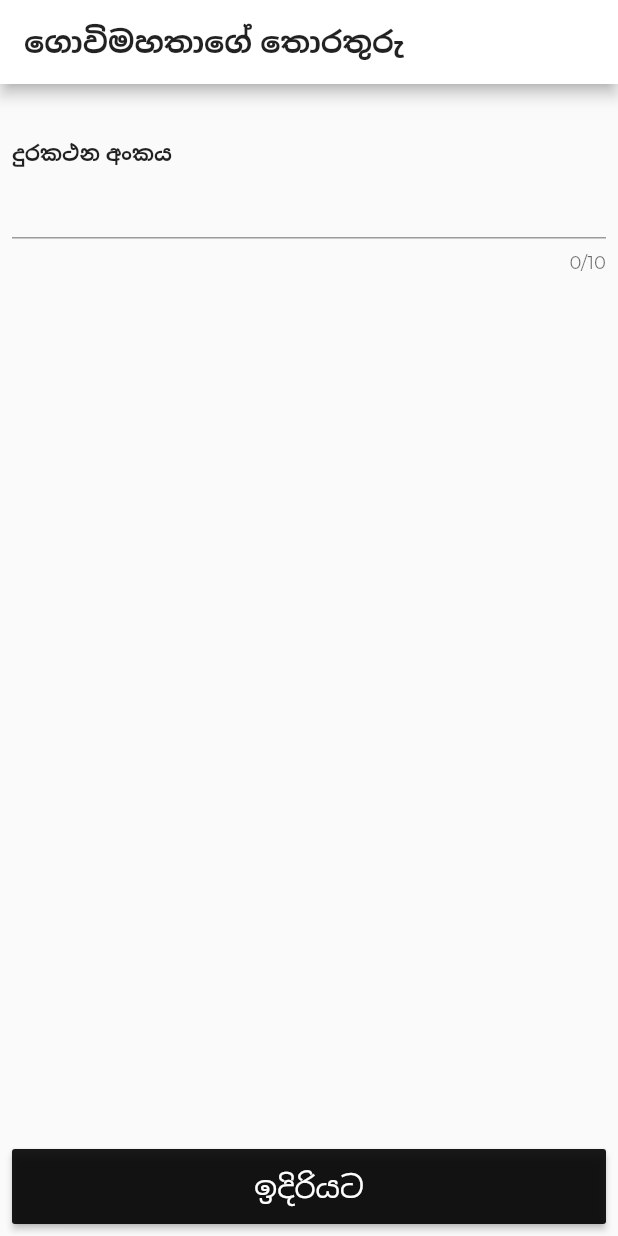
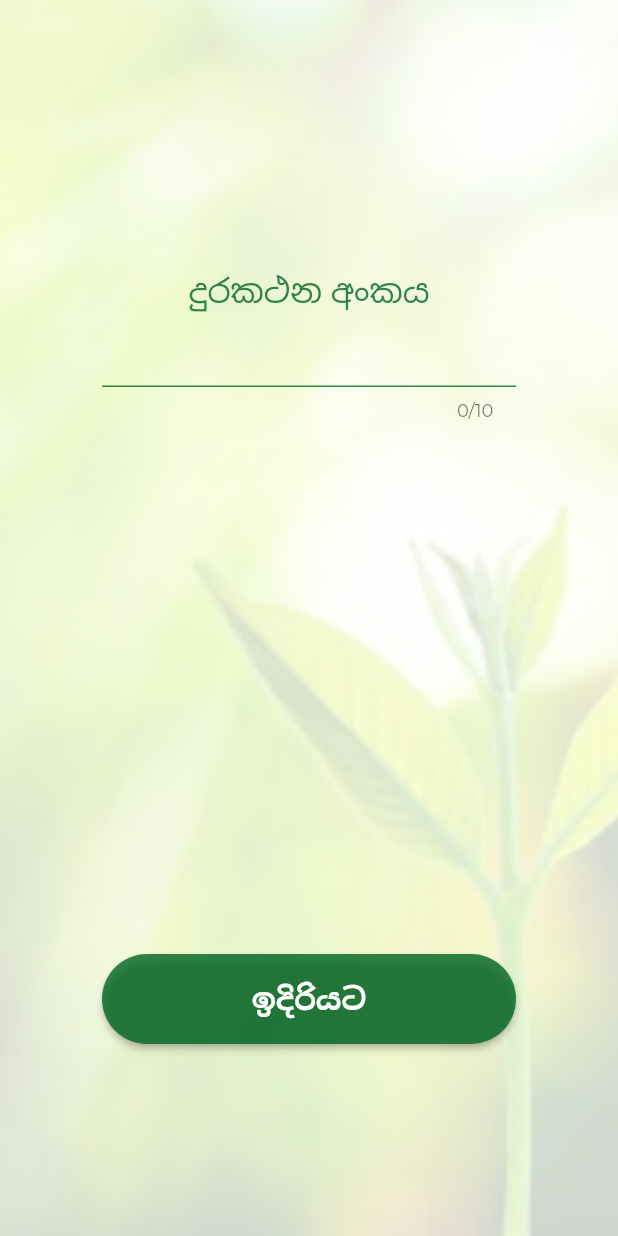
Before and after one commit to chamithchathuka/goviwiruvo_app, a Flutter app: the screen it shows after launch, on a phone screen of 412 x 824 dp. Run offline on Flutter 3.47's test engine with Material 2 defaults, Android fonts, the phone set to English and light mode, and no system bars; our stand-ins replace auto_size_text, firebase_auth, location, modal_progress_hud, rflutter_alert, shared_preferences and 1 more; accounts and stored records are empty.

Commit message:
ui changes

```diff
--- a/lib/myglobals.dart
+++ b/lib/myglobals.dart
@@ -19,8 +19,8 @@ class MyGlobals {
   static const HOME_PAGE_NAME = "Security Settings";
 
   static final List<String> USER_ROLES = <String>[
-    "Farmer",
-    "Coodinator",
+    "ගොවිමහතා",
+    "සම්බන්දිකරණ නිළදාරී",
 //  "Trial Calculation",
 //  "Credit Approval",
   ];
--- a/lib/screens/lognscreen.dart
+++ b/lib/screens/lognscreen.dart
@@ -83,15 +83,18 @@ class _LoginScreenState extends State<LoginScreen> {
 
 
   contactnumber(BuildContext context) => Padding(
-    padding: const EdgeInsets.only(top: 8),
+    padding: const EdgeInsets.only(top: 150,left: 60,right: 60),
     child: Column(
       mainAxisAlignment: MainAxisAlignment.spaceEvenly,
       children: [
         Align(
-            alignment: Alignment.topLeft,
+            alignment: Alignment.center,
             child: Text(
               "දුරකථන අංකය",
-              style: TextStyle(fontWeight: FontWeight.bold),
+              style: TextStyle(
+                  fontSize: 22,
+                  color:Color.fromRGBO(0, 102, 34,0.8)
+              ),
               textAlign: TextAlign.center,
             )),
         Container(
@@ -99,6 +102,25 @@ class _LoginScreenState extends State<LoginScreen> {
             children: <Widget>[
               Expanded(
                 child: TextFormField(
+                  decoration:  new InputDecoration(
+//                    border: OutlineInputBorder(
+//
+//                        borderSide: BorderSide(color: Colors.white)
+//
+//                    )
+//                    ,
+                    enabledBorder: UnderlineInputBorder(
+                        borderSide: BorderSide(color: Color.fromRGBO(0, 102, 34,0.8))),
+                    focusedBorder: UnderlineInputBorder(
+                        borderSide: BorderSide(color: Color.fromRGBO(0, 102, 34,0.8))) ,
+              contentPadding:
+              EdgeInsets.only(left: 15, bottom: 10, top: 20, right: 15),
+              ),
+
+                  style: new TextStyle(
+                      color: Color.fromRGBO(0, 102, 34,0.8),
+                      decorationColor: Color.fromRGBO(0, 102, 34,0.8),//Font color change
+                   ),
                   validator: (value) {
                     if (value.isEmpty) {
                       return ('දුරකථන අංකය ඇතුලත්කරන්න');
@@ -135,15 +157,15 @@ class _LoginScreenState extends State<LoginScreen> {
   );
 
   verificationCode(BuildContext context) => Padding(
-    padding: const EdgeInsets.only(top: 8),
+    padding: EdgeInsets.only(top: 150,left: 60,right: 60),
     child: Column(
       mainAxisAlignment: MainAxisAlignment.spaceEvenly,
       children: [
         Align(
-            alignment: Alignment.topLeft,
+            alignment: Alignment.center,
             child: Text(
-              "Verification Code",
-              style: TextStyle(fontWeight: FontWeight.bold),
+              "තහවුරු කිරීමේ කේතය",
+              style: TextStyle(color:Color.fromRGBO(0, 102, 34,0.8),fontSize: 18),
               textAlign: TextAlign.left,
             )),
         Container(
@@ -151,12 +173,24 @@ class _LoginScreenState extends State<LoginScreen> {
             children: <Widget>[
               Expanded(
                 child: TextFormField(
+              decoration:  new InputDecoration(
+                              enabledBorder: UnderlineInputBorder(
+                              borderSide: BorderSide(color: Color.fromRGBO(0, 102, 34,0.8))),
+                              focusedBorder: UnderlineInputBorder(
+                                  borderSide: BorderSide(color: Color.fromRGBO(0, 102, 34,0.8))) ,
+                              contentPadding:
+                              EdgeInsets.only(left: 15, bottom: 10, top: 20, right: 15),
+                      ),
+                  style: new TextStyle(
+                    color: Color.fromRGBO(0, 102, 34,0.8),
+                    decorationColor: Color.fromRGBO(0, 102, 34,0.8),//Font color change
+                  ),
                   validator: (value) {
                     if (value.isEmpty) {
-                      return ('Enter OTP');
+                      return ('කේතය  ඇතුලත් කරන්න');
                     }
                     if (value.length!=6) {
-                      return ('OTP වැරදයි');
+                      return ('කේතය වැරදයි');
                     }
                   },inputFormatters: [
                   WhitelistingTextInputFormatter.digitsOnly
@@ -176,12 +210,14 @@ class _LoginScreenState extends State<LoginScreen> {
 
 
   submitRequest(BuildContext context) => Padding(
-    padding: const EdgeInsets.all(0),
+    padding: EdgeInsets.only(right: 60,left: 60,bottom: 120),
     child: Container(
       width: double.infinity,
-      height: 50,
+      height: 60,
       child: RaisedButton(
-        color: Color.fromRGBO(0, 0, 0, 0.9),
+        shape: new RoundedRectangleBorder(borderRadius: new BorderRadius.circular(30.0)),
+
+        color: Color.fromRGBO(0, 102, 34,0.8),
         onPressed: () async {
           _validateInputs(context);
 
@@ -190,18 +226,20 @@ class _LoginScreenState extends State<LoginScreen> {
 //              Navigator.of(context).pushNamed('/cart'); // to connect screen
         },
         child: Text("ඉදිරියට",
-            style: TextStyle(color: Colors.white, fontSize: 20)),
+            style: TextStyle(color: Colors.white, fontSize: 20,fontWeight: FontWeight.bold)),
       ),
     ),
   );
 
   submitVerificationCodeRequest(BuildContext context) => Padding(
-    padding: const EdgeInsets.all(0),
+    padding: EdgeInsets.only(right: 60,left: 60,bottom: 120),
     child: Container(
       width: double.infinity,
       height: 50,
-      child: RaisedButton(
-        color: Color.fromRGBO(0, 0, 0, 0.9),
+      child:
+             RaisedButton(
+                    shape: new RoundedRectangleBorder(borderRadius: new BorderRadius.circular(30.0)),
+                    color: Color.fromRGBO(0, 102, 34,0.8),
                     onPressed: () async {
                       print('verificationCode continue pressed ${verificationCodeController.text}  --- ${verificationId} ');
 
@@ -257,8 +295,8 @@ class _LoginScreenState extends State<LoginScreen> {
 //            }
 
         },
-        child: Text("Submit Verification Code",
-            style: TextStyle(color: Colors.white, fontSize: 20)),
+        child: Text("පුරවන්න",
+            style: TextStyle(color: Colors.white, fontSize: 20,fontWeight: FontWeight.bold)),
       ),
     ),
   );
@@ -272,7 +310,6 @@ class _LoginScreenState extends State<LoginScreen> {
               child: Container(
                 child: Column(
                   children: <Widget>[
-
                     SizedBox(height: 20),
                     _isVerficationCode?verificationCode(context):contactnumber(context),
                     SizedBox(height: 20),
@@ -360,19 +397,18 @@ class _LoginScreenState extends State<LoginScreen> {
   @override
   Widget build(BuildContext context) {
     return Scaffold(
-      appBar: new AppBar(
-        actions: <Widget>[
-//            IconButton(
-//                icon: Icon(Icons.search),
-//                onPressed: () {
-//                  Navigator.of(context).pushReplacementNamed(
-//                      '/leadcapturesearch'); // to connect screen
-//                }),
-        ],
-        backgroundColor: Color(0xFFFFFFFF),
-        title: new Text(pageName,
-            style: TextStyle(fontSize: 20, fontWeight: FontWeight.bold)),
-      ),
+//      appBar: new AppBar(
+//        actions: <Widget>[
+////            IconButton(
+////                icon: Icon(Icons.search),
+////                onPressed: () {
+////                  Navigator.of(context).pushReplacementNamed(
+////                      '/leadcapturesearch'); // to connect screen
+////                }),
+//        ],
+//        backgroundColor: Color.fromRGBO(0, 102, 34,0.8),
+//
+//      ),
 //      floatingActionButton: FloatingActionButton(
 //        onPressed: () {
 //          // Add your onPressed code here!
@@ -381,7 +417,22 @@ class _LoginScreenState extends State<LoginScreen> {
 //        child: Icon(Icons.add_shopping_cart),
 //        backgroundColor: Colors.redAccent,
 //      ),
-      body: SafeArea(
+      body:
+      Container(
+        decoration: BoxDecoration(
+          color: Colors.white,
+          image: DecorationImage(
+            colorFilter:
+            ColorFilter.mode(Colors.lightGreenAccent.withOpacity(0.20),
+                BlendMode.dstATop),
+            image: new AssetImage('assets/background_a.jpg'),
+            fit: BoxFit.cover,
+          ),
+        ),
+
+        child:
+
+        SafeArea(
           minimum: const EdgeInsets.all(8.0),
           child: Form(
             key: _formKey,
@@ -406,6 +457,8 @@ class _LoginScreenState extends State<LoginScreen> {
             }),
           ),
         ),
+
+    )
     );
   }
 
--- a/pubspec.yaml
+++ b/pubspec.yaml
@@ -70,6 +70,7 @@ flutter:
   # To add assets to your application, add an assets section, like this:
   assets:
     - assets/pnglogo.png
+    - assets/background_a.jpg
 #    - images/a_dot_ham.jpeg
 
   # An image asset can refer to one or more resolution-specific "variants", see
```
Also changed, not shown: lib/screens/leadcapture.dart (+20 -4 lines), lib/screens/roleselectionscreen.dart (+21 -6 lines), assets/background.jpg (added), assets/background_a.jpg (added). Lines whose indentation alone changed are shown as unchanged.
